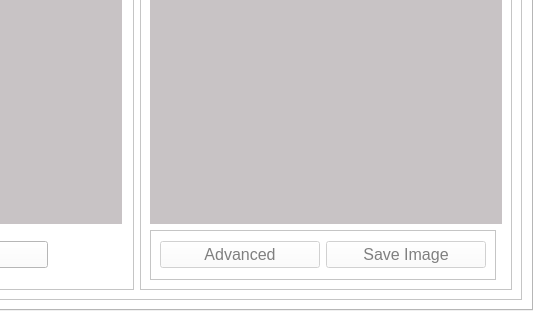
The window that TestPaperChecker.ui (jarapamikaella/OpenCV_TestPaperChecker) describes before a commit, drawn with Qt 5; both pictures show x 268 to 810 and y 282 to 602 of the 810 by 602 pixel window.
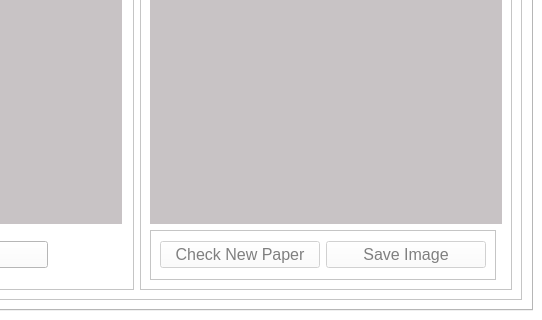
The same window after the commit. The open tabs and pages were chosen to show the change.

```diff
--- a/TestPaperChecker.ui
+++ b/TestPaperChecker.ui
@@ -2195,7 +2195,7 @@
                     </size>
                    </property>
                    <property name="text">
-                    <string>Advanced</string>
+                    <string>Check New Paper</string>
                    </property>
                   </widget>
                  </item>
```
Left out of the diff: 6 changed lines with no effect on the pictures.
